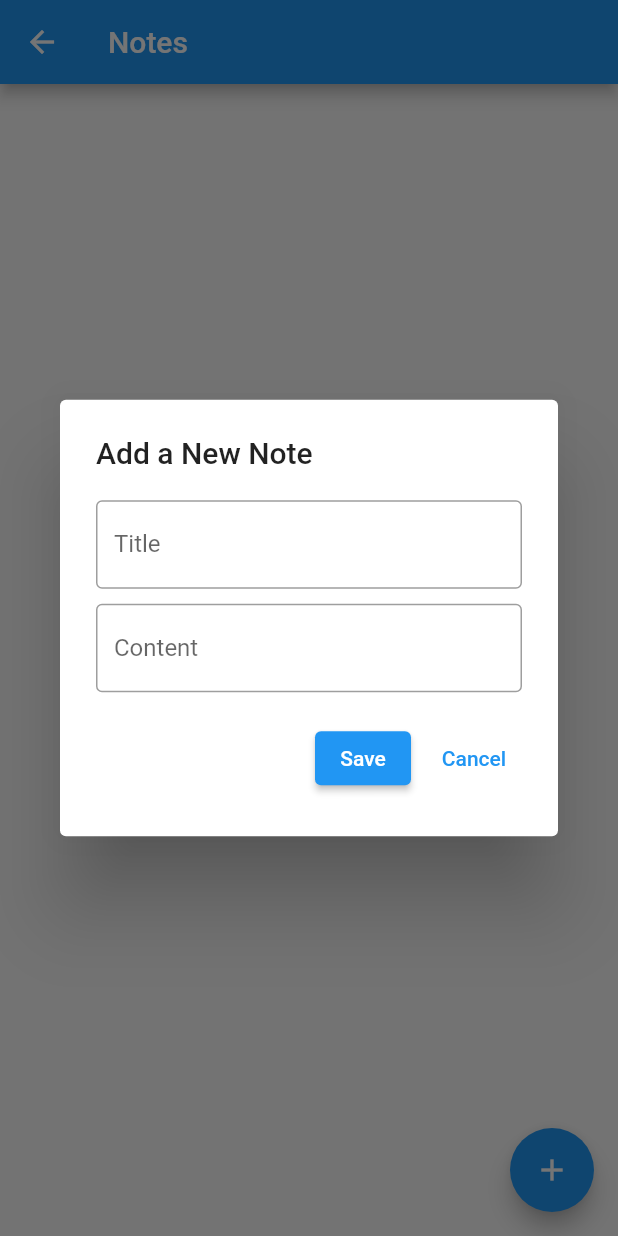
After one commit to azizbekjuraev/mynotes, a Flutter app: the NotesView screen opened by its route, after a tap on the "add" icon, on a phone screen of 412 x 824 dp. The commit adds this screen. Run offline on Flutter 3.47's test engine with Material 2 defaults, Android fonts, the phone set to English and light mode, and no system bars; our stand-ins replace firebase_auth, firebase_core; accounts and stored records are empty; network calls fail.

Commit message:
added auth, register, login, notes

```diff
--- a/lib/utils/show_alert_dialog.dart
+++ b/lib/utils/show_alert_dialog.dart
@@ -1,12 +1,23 @@
+import 'package:flutter/cupertino.dart';
 import 'package:flutter/material.dart';
 
-void showAlertDialog(BuildContext context, String title, String content) {
+void showAlertDialog(BuildContext context, String title, String content,
+    {bool showProgress = false}) {
   showDialog(
     context: context,
     builder: (BuildContext context) {
       return AlertDialog(
         title: Text(title),
-        content: Text(content),
+        content: showProgress
+            ? Column(
+                mainAxisSize: MainAxisSize.min,
+                children: [
+                  const CircularProgressIndicator(),
+                  const SizedBox(height: 8),
+                  Text(content),
+                ],
+              )
+            : Text(content),
         actions: [
           TextButton(
             onPressed: () {
--- /dev/null
+++ b/lib/views/notes-view.dart
@@ -0,0 +1,154 @@
+import 'package:flutter/material.dart';
+import 'dart:ui'; // Import dart:ui for BoxShadow
+
+class Note {
+  final String title;
+  final String content;
+
+  Note(this.title, this.content);
+}
+
+class NotesView extends StatefulWidget {
+  const NotesView({Key? key});
+
+  @override
+  State<NotesView> createState() => _NotesViewState();
+}
+
+class _NotesViewState extends State<NotesView> {
+  late final TextEditingController _titleController;
+  late final TextEditingController _contentController;
+  List<Note> notes = [];
+
+  @override
+  void initState() {
+    _titleController = TextEditingController();
+    _contentController = TextEditingController();
+    super.initState();
+  }
+
+  @override
+  void dispose() {
+    _titleController.dispose();
+    _contentController.dispose();
+    super.dispose();
+  }
+
+  void _saveNote() {
+    setState(() {
+      final title = _titleController.text;
+      final content = _contentController.text;
+      if (title.isNotEmpty && content.isNotEmpty) {
+        notes.add(Note(title, content));
+      }
+      _titleController.clear();
+      _contentController.clear();
+    });
+    Navigator.of(context).pop();
+  }
+
+  @override
+  Widget build(BuildContext context) {
+    final redShadow = BoxShadow(
+      color: Colors.red,
+      offset: Offset(3, 3),
+    );
+    final oliveShadow = BoxShadow(
+      color: Colors.lime,
+      offset: Offset(-1, 0),
+      blurRadius: 0.4,
+    );
+
+    return Scaffold(
+      appBar: AppBar(
+        title: const Text('Notes'),
+      ),
+      body: notes.isEmpty
+          ? Center(
+              child: Text(
+                'You do not have notes yet!',
+                style: TextStyle(fontSize: 18, fontStyle: FontStyle.italic),
+              ),
+            )
+          : ListView.builder(
+              itemCount: notes.length,
+              itemBuilder: (context, index) {
+                return Container(
+                  margin: EdgeInsets.all(10),
+                  decoration: BoxDecoration(
+                    border: Border.all(
+                      color: Colors.lightBlue,
+                      width: 2,
+                    ),
+                    boxShadow: [redShadow, oliveShadow],
+                  ),
+                  child: ListTile(
+                    title: Text(
+                      "${notes[index].title}",
+                      style:
+                          TextStyle(fontSize: 20, fontWeight: FontWeight.bold),
+                    ),
+                    subtitle: Text(
+                      "${notes[index].content}",
+                      style: TextStyle(height: 2),
+                    ),
+                  ),
+                );
+              },
+            ),
+      floatingActionButton: FloatingActionButton(
+        onPressed: () {
+          showDialog(
+            context: context,
+            builder: (BuildContext context) {
+              return AlertDialog(
+                title: const Text("Add a New Note"),
+                content: Container(
+                  width: 300,
+                  height: 200,
+                  child: Column(
+                    children: [
+                      TextField(
+                        controller: _titleController,
+                        decoration: const InputDecoration(
+                          labelText: 'Title',
+                          border: OutlineInputBorder(),
+                        ),
+                      ),
+                      SizedBox(height: 10),
+                      TextField(
+                        controller: _contentController,
+                        decoration: const InputDecoration(
+                          labelText: 'Content',
+                          border: OutlineInputBorder(),
+                        ),
+                      ),
+                      SizedBox(height: 20),
+                      Row(
+                        mainAxisAlignment: MainAxisAlignment.end,
+                        children: [
+                          ElevatedButton(
+                            onPressed: _saveNote,
+                            child: Text('Save'),
+                          ),
+                          SizedBox(width: 10),
+                          TextButton(
+                            onPressed: () {
+                              Navigator.of(context).pop();
+                            },
+                            child: Text('Cancel'),
+                          ),
+                        ],
+                      ),
+                    ],
+                  ),
+                ),
+              );
+            },
+          );
+        },
+        child: const Icon(Icons.add),
+      ),
+    );
+  }
+}
--- a/lib/views/register_view.dart
+++ b/lib/views/register_view.dart
@@ -84,8 +84,8 @@ class _RegisterViewState extends State<RegisterView> {
                               email: email,
                               password: password,
                             );
-                            FirebaseAuth.instance.currentUser!.emailVerified ==
-                                true;
+                            // FirebaseAuth.instance.currentUser!.emailVerified ==
+                            //     true;
                             showAlertDialog(
                                 context, 'Success', 'User registered!');
                           } on FirebaseAuthException catch (e) {
```
Also changed, not shown: lib/main.dart (+33 -10 lines), lib/views/login_view2.dart (+36 -40 lines), lib/views/verify_email_view.dart (added, +43 -0 lines).
